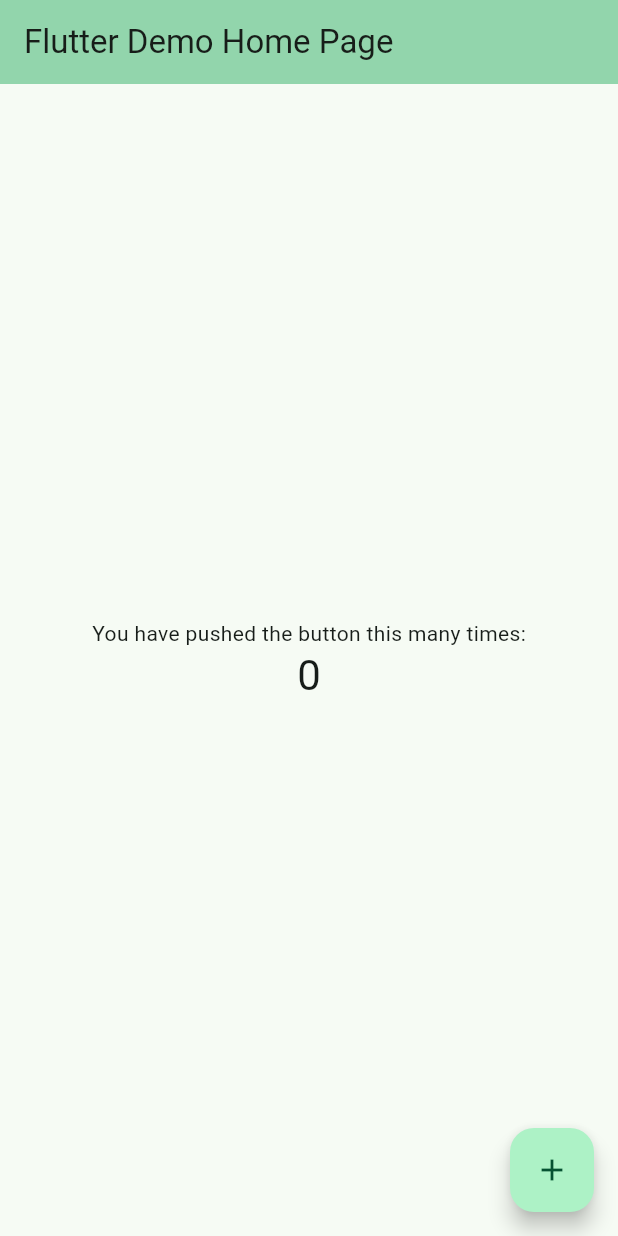
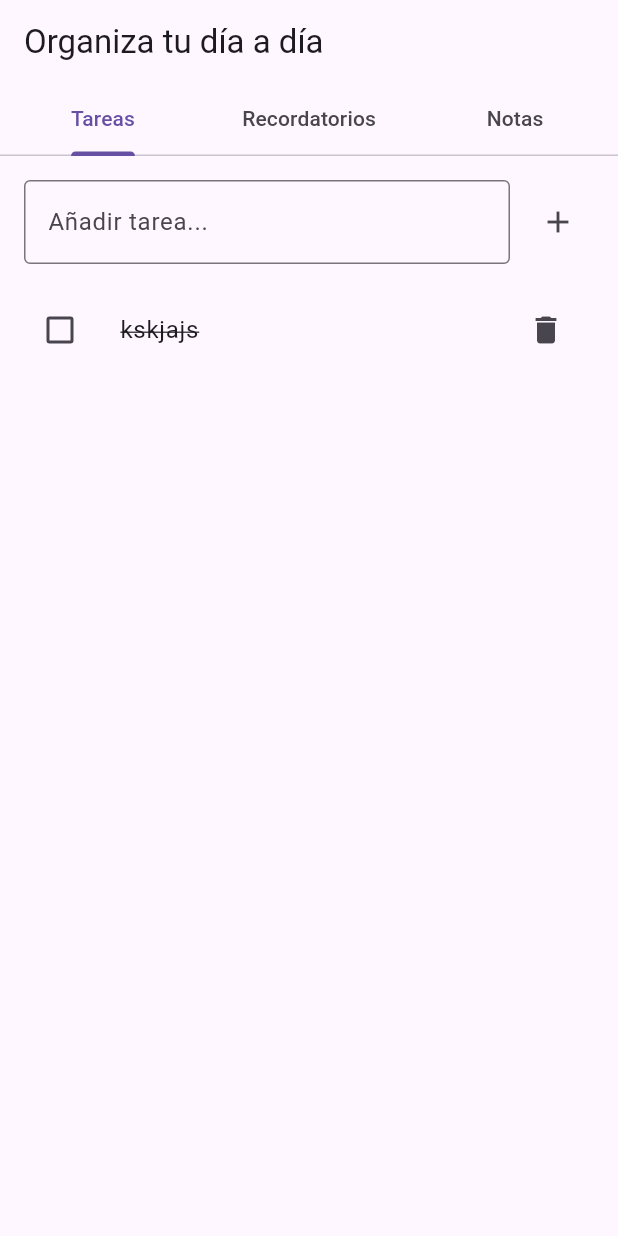
Before and after one commit to XhrdTLS/taskist, a Flutter app: the screen it shows after launch, on a phone screen of 412 x 824 dp. Run offline on Flutter 3.47's test engine with Material 3 defaults, Android fonts, the phone set to English and light mode, and no system bars.

Commit message:
0.1.0 Funcionalidades principales
- Se Agregan 3 pestañas y un controlador para manejarlas
- Se Agrega la funcionalidad de las tareas
- El diseño no es el final

```diff
--- a/lib/main.dart
+++ b/lib/main.dart
@@ -1,112 +1,129 @@
 import 'package:flutter/material.dart';
 
 void main() {
-  runApp(const MyApp());
+  runApp(MyApp());
 }
 
 class MyApp extends StatelessWidget {
   const MyApp({super.key});
 
-  // This widget is the root of your application.
   @override
   Widget build(BuildContext context) {
     return MaterialApp(
-      title: 'Flutter Demo',
-      theme: ThemeData(
-        // This is the theme of your application.
-        //
-        // TRY THIS: Try running your application with "flutter run". You'll see
-        // the application has a purple toolbar. Then, without quitting the app,
-        // try changing the seedColor in the colorScheme below to Colors.green
-        // and then invoke "hot reload" (save your changes or press the "hot
-        // reload" button in a Flutter-supported IDE, or press "r" if you used
-        // the command line to start the app).
-        //
-        // Notice that the counter didn't reset back to zero; the application
-        // state is not lost during the reload. To reset the state, use hot
-        // restart instead.
-        //
-        // This works for code too, not just values: Most code changes can be
-        // tested with just a hot reload.
-        colorScheme: ColorScheme.fromSeed(seedColor: const Color(0xFF1D8E5C)),
-        useMaterial3: true,
-      ),
-      home: const MyHomePage(title: 'Flutter Demo Home Page'),
+      home: TareasPage(),
     );
   }
 }
 
-class MyHomePage extends StatefulWidget {
-  const MyHomePage({super.key, required this.title});
-
-  // This widget is the home page of your application. It is stateful, meaning
-  // that it has a State object (defined below) that contains fields that affect
-  // how it looks.
-
-  // This class is the configuration for the state. It holds the values (in this
-  // case the title) provided by the parent (in this case the App widget) and
-  // used by the build method of the State. Fields in a Widget subclass are
-  // always marked "final".
-
-  final String title;
+class TareasPage extends StatefulWidget {
+  const TareasPage({super.key});
 
   @override
-  State<MyHomePage> createState() => _MyHomePageState();
+  _TareasPageState createState() => _TareasPageState();
 }
 
-class _MyHomePageState extends State<MyHomePage> {
-  int _counter = 0;
+class _TareasPageState extends State<TareasPage>
+    with SingleTickerProviderStateMixin {
+  late TabController _tabController;
+  List<String> tasks = ['kskjajs'];
 
-  void _incrementCounter() {
+  @override
+  void initState() {
+    super.initState();
+    _tabController = TabController(length: 3, vsync: this);
+  }
+
+  void _addTask(String task) {
     setState(() {
-      // This call to setState tells the Flutter framework that something has
-      // changed in this State, which causes it to rerun the build method below
-      // so that the display can reflect the updated values. If we changed
-      // _counter without calling setState(), then the build method would not be
-      // called again, and so nothing would appear to happen.
-      _counter++;
+      tasks.add(task);
+    });
+  }
+
+  void _deleteTask(int index) {
+    setState(() {
+      tasks.removeAt(index);
     });
   }
 
   @override
   Widget build(BuildContext context) {
-    // This method is rerun every time setState is called, for instance as done
-    // by the _incrementCounter method above.
-    //
-    // The Flutter framework has been optimized to make rerunning build methods
-    // fast, so that you can just rebuild anything that needs updating rather
-    // than having to individually change instances of widgets.
     return Scaffold(
       appBar: AppBar(
-        // TRY THIS: Try changing the color here to a specific color (to
-        // Colors.amber, perhaps?) and trigger a hot reload to see the AppBar
-        // change color while the other colors stay the same.
-        backgroundColor: Theme.of(context).colorScheme.inversePrimary,
-        // Here we take the value from the MyHomePage object that was created by
-        // the App.build method, and use it to set our appbar title.
-        title: Text(widget.title),
-      ),
-      body: Center(
-        // Center is a layout widget. It takes a single child and positions it
-        // in the middle of the parent.
-        child: Column(
-          mainAxisAlignment: MainAxisAlignment.center,
-          children: <Widget>[
-            const Text(
-              'You have pushed the button this many times:',
-            ),
-            Text(
-              '$_counter',
-              style: Theme.of(context).textTheme.headlineMedium,
-            ),
+        title: const Text('Organiza tu día a día'),
+        bottom: TabBar(
+          controller: _tabController,
+          tabs: const [
+            Tab(text: 'Tareas'),
+            Tab(text: 'Recordatorios'),
+            Tab(text: 'Notas'),
           ],
         ),
       ),
-      floatingActionButton: FloatingActionButton(
-        onPressed: _incrementCounter,
-        tooltip: 'Increment',
-        child: const Icon(Icons.add),
-      ), // This trailing comma makes auto-formatting nicer for build methods.
+      body: TabBarView(
+        controller: _tabController,
+        children: [
+          // Tareas Tab
+          Column(
+            children: [
+              Padding(
+                padding: const EdgeInsets.all(16.0),
+                child: Row(
+                  children: [
+                    Expanded(
+                      child: TextField(
+                        decoration: const InputDecoration(
+                          hintText: 'Añadir tarea...',
+                          border: OutlineInputBorder(),
+                        ),
+                        onSubmitted: (value) {
+                          if (value.isNotEmpty) {
+                            _addTask(value);
+                          }
+                        },
+                      ),
+                    ),
+                    const SizedBox(width: 8),
+                    IconButton(
+                      icon: const Icon(Icons.add),
+                      onPressed: () {},
+                    ),
+                  ],
+                ),
+              ),
+              Expanded(
+                child: ListView.builder(
+                  itemCount: tasks.length,
+                  itemBuilder: (context, index) {
+                    return ListTile(
+                      leading: Checkbox(
+                        value: false,
+                        onChanged: (bool? value) {
+                          setState(() {});
+                        },
+                      ),
+                      title: Text(
+                        tasks[index],
+                        style: const TextStyle(
+                            decoration: TextDecoration.lineThrough),
+                      ),
+                      trailing: IconButton(
+                        icon: const Icon(Icons.delete),
+                        onPressed: () {
+                          _deleteTask(index);
+                        },
+                      ),
+                    );
+                  },
+                ),
+              ),
+            ],
+          ),
+          // Recordatorios Tab (empty for now)
+          const Center(child: Text('Recordatorios')),
+          // Notas Tab (empty for now)
+          const Center(child: Text('Notas')),
+        ],
+      ),
     );
   }
 }
```
Also changed, not shown: lib/main copy.dart (added, +71 -0 lines), 1 other file.
